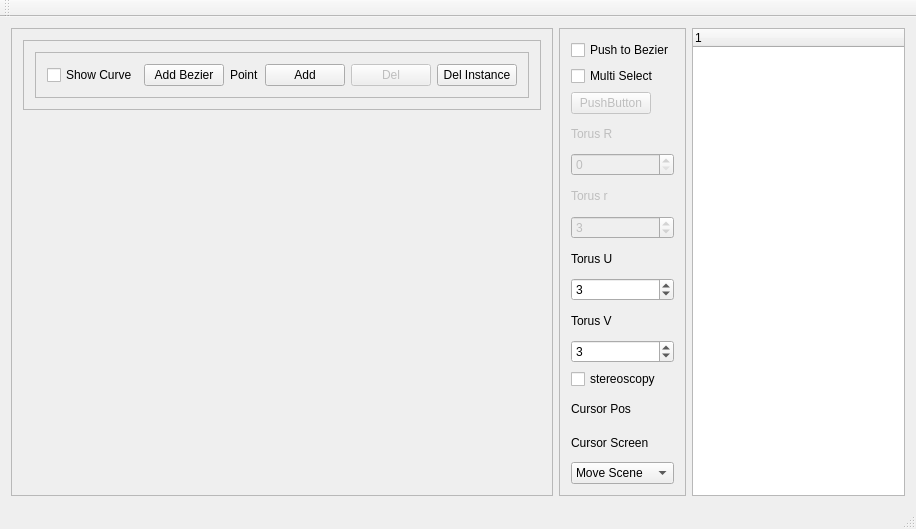
Old version of the form GraphicEngine/mainwindow.ui in the repository awitwicka/3DGraphicEngine.
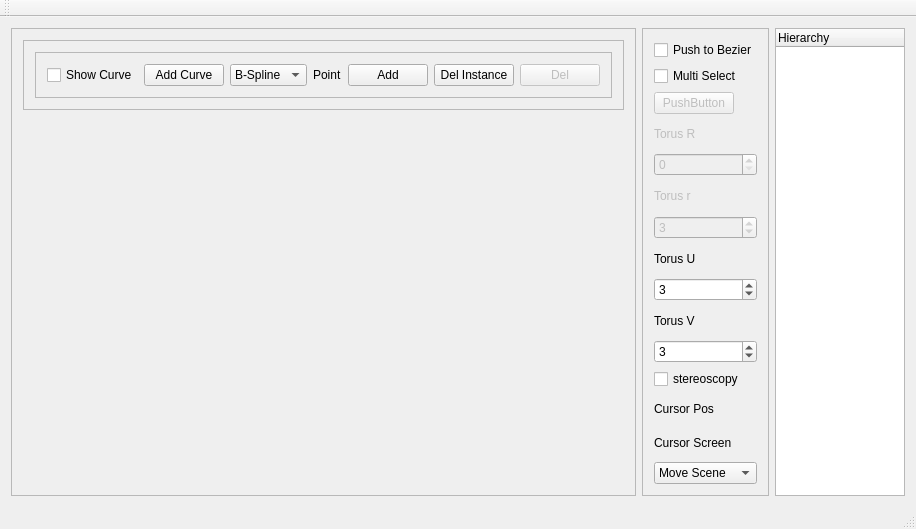
New version of the form. Custom widgets are drawn as their Qt base class.

Commit message: Switch between displaying Bspline/Bezier curve

What changed in the file:
```diff
--- a/GraphicEngine/mainwindow.ui
+++ b/GraphicEngine/mainwindow.ui
@@ -67,10 +67,24 @@
              <item>
               <widget class="QPushButton" name="pushButton_addBezier">
                <property name="text">
-                <string>Add Bezier</string>
+                <string>Add Curve</string>
                </property>
               </widget>
              </item>
+             <item>
+              <widget class="QComboBox" name="comboBox_2">
+               <item>
+                <property name="text">
+                 <string>B-Spline</string>
+                </property>
+               </item>
+               <item>
+                <property name="text">
+                 <string>Bezier</string>
+                </property>
+               </item>
+              </widget>
+             </item>
              <item>
               <widget class="QLabel" name="label_Marker">
                <property name="sizePolicy">
@@ -91,6 +105,13 @@
                </property>
               </widget>
              </item>
+             <item>
+              <widget class="QPushButton" name="pushButton_DelSingleMarker">
+               <property name="text">
+                <string>Del Instance</string>
+               </property>
+              </widget>
+             </item>
              <item>
               <widget class="QPushButton" name="pushButton_DelMarker">
                <property name="enabled">
@@ -101,13 +122,6 @@
                </property>
               </widget>
              </item>
-             <item>
-              <widget class="QPushButton" name="pushButton_DelSingleMarker">
-               <property name="text">
-                <string>Del Instance</string>
-               </property>
-              </widget>
-             </item>
             </layout>
            </widget>
           </item>
@@ -303,7 +317,7 @@
       </property>
       <column>
        <property name="text">
-        <string notr="true">1</string>
+        <string notr="true">Hierarchy</string>
        </property>
       </column>
      </widget>
```
The commit also changes 11 other files.
